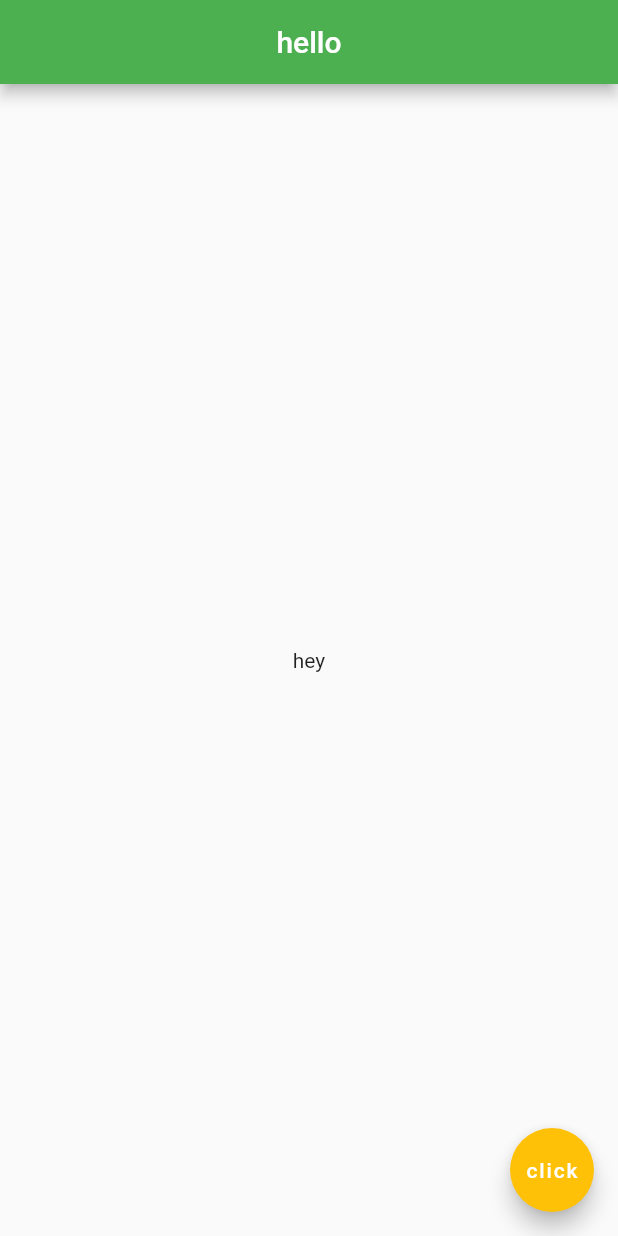
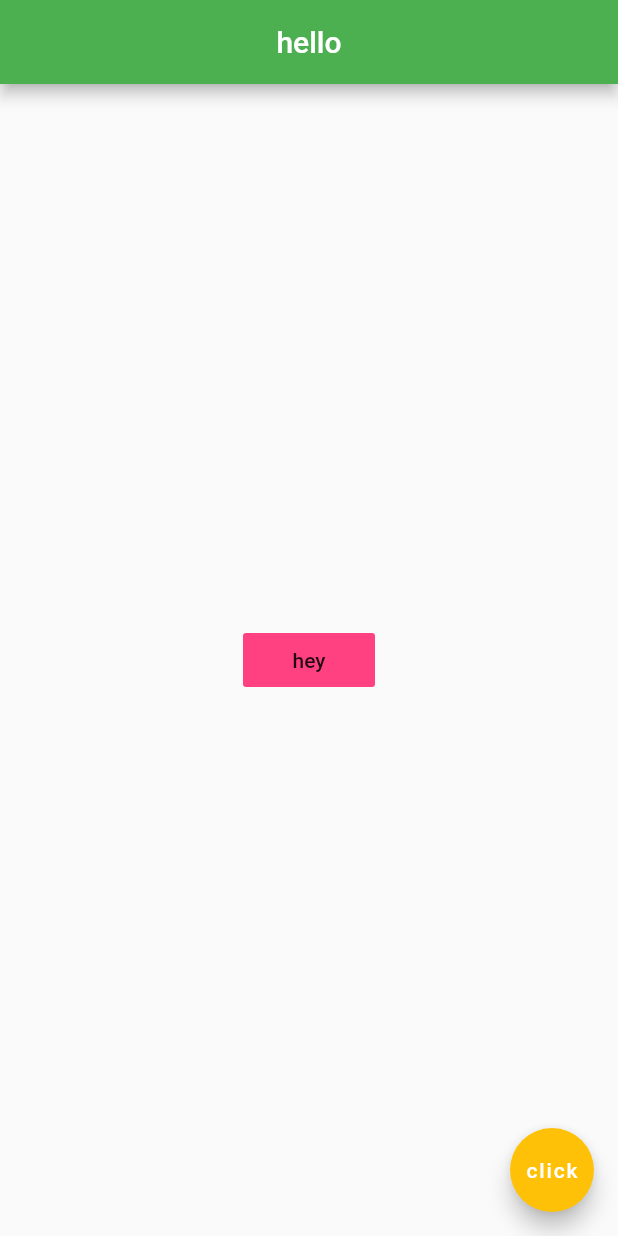
Before and after one commit to Nyaradzo20/my-Flutter-repo, a Flutter app: the screen it shows after launch, on a phone screen of 412 x 824 dp. Run offline on Flutter 3.47's test engine with Material 2 defaults, Android fonts, the phone set to English and light mode, and no system bars; missing offline and left inert: dart:html.

```diff
--- a/lib/main.dart
+++ b/lib/main.dart
@@ -16,7 +16,7 @@ class Home extends StatelessWidget {
         backgroundColor: Colors.green,
       ),
       body: Center(
-        child: flatButton(
+        child: FlatButton(
           onPressed: () {},
           child: Text('hey'),
           color: Colors.pinkAccent,
```
